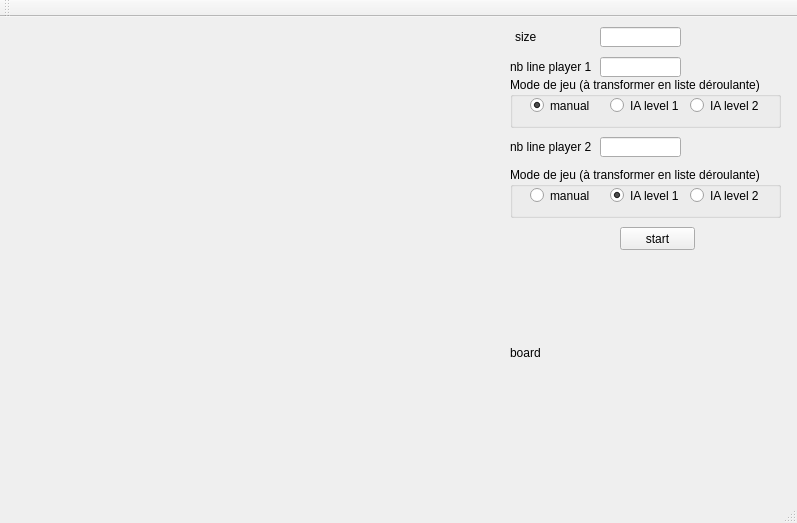
Before: the Qt Designer form qt/checkers/mainwindow.ui in romaincarlsen/EtudesPratiques, drawn with Qt 5.
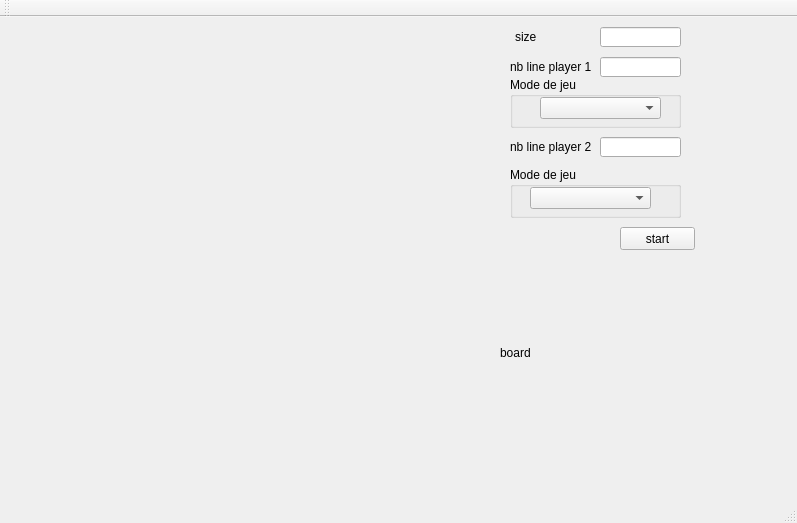
After: the same form once the commit is applied.

Commit message: sélection du mode de jeu dans un menu deroulant

Patch:
```diff
--- a/qt/checkers/mainwindow.ui
+++ b/qt/checkers/mainwindow.ui
@@ -99,9 +99,9 @@
    <widget class="QLabel" name="board_l">
     <property name="geometry">
      <rect>
-      <x>510</x>
+      <x>500</x>
       <y>250</y>
-      <width>271</width>
+      <width>291</width>
       <height>171</height>
      </rect>
     </property>
@@ -129,53 +129,21 @@
      <rect>
       <x>510</x>
       <y>60</y>
-      <width>271</width>
+      <width>171</width>
       <height>51</height>
      </rect>
     </property>
     <property name="title">
-     <string>Mode de jeu (à transformer en liste déroulante)</string>
+     <string>Mode de jeu</string>
     </property>
-    <widget class="QRadioButton" name="IA_niv1_P1_r">
+    <widget class="QComboBox" name="modeP1_IA">
      <property name="geometry">
       <rect>
-       <x>100</x>
+       <x>30</x>
        <y>20</y>
-       <width>82</width>
-       <height>17</height>
+       <width>121</width>
+       <height>22</height>
       </rect>
-     </property>
-     <property name="text">
-      <string>IA level 1</string>
-     </property>
-    </widget>
-    <widget class="QRadioButton" name="manualP1_r">
-     <property name="geometry">
-      <rect>
-       <x>20</x>
-       <y>20</y>
-       <width>82</width>
-       <height>17</height>
-      </rect>
-     </property>
-     <property name="text">
-      <string>manual</string>
-     </property>
-     <property name="checked">
-      <bool>true</bool>
-     </property>
-    </widget>
-    <widget class="QRadioButton" name="IA_niv2_P1_r">
-     <property name="geometry">
-      <rect>
-       <x>180</x>
-       <y>20</y>
-       <width>82</width>
-       <height>17</height>
-      </rect>
-     </property>
-     <property name="text">
-      <string>IA level 2</string>
      </property>
     </widget>
    </widget>
@@ -184,53 +152,21 @@
      <rect>
       <x>510</x>
       <y>150</y>
-      <width>271</width>
+      <width>171</width>
       <height>51</height>
      </rect>
     </property>
     <property name="title">
-     <string>Mode de jeu (à transformer en liste déroulante)</string>
+     <string>Mode de jeu</string>
     </property>
-    <widget class="QRadioButton" name="IA_niv1_P2_r">
-     <property name="geometry">
-      <rect>
-       <x>100</x>
-       <y>20</y>
-       <width>82</width>
-       <height>17</height>
-      </rect>
-     </property>
-     <property name="text">
-      <string>IA level 1</string>
-     </property>
-     <property name="checked">
-      <bool>true</bool>
-     </property>
-    </widget>
-    <widget class="QRadioButton" name="manual_P2_r">
+    <widget class="QComboBox" name="modeP2_IA">
      <property name="geometry">
       <rect>
        <x>20</x>
        <y>20</y>
-       <width>82</width>
-       <height>17</height>
+       <width>121</width>
+       <height>22</height>
       </rect>
-     </property>
-     <property name="text">
-      <string>manual</string>
-     </property>
-    </widget>
-    <widget class="QRadioButton" name="IA_niv2_P2_r">
-     <property name="geometry">
-      <rect>
-       <x>180</x>
-       <y>20</y>
-       <width>82</width>
-       <height>17</height>
-      </rect>
-     </property>
-     <property name="text">
-      <string>IA level 2</string>
      </property>
     </widget>
    </widget>
```
The commit also changes 9 other files.
